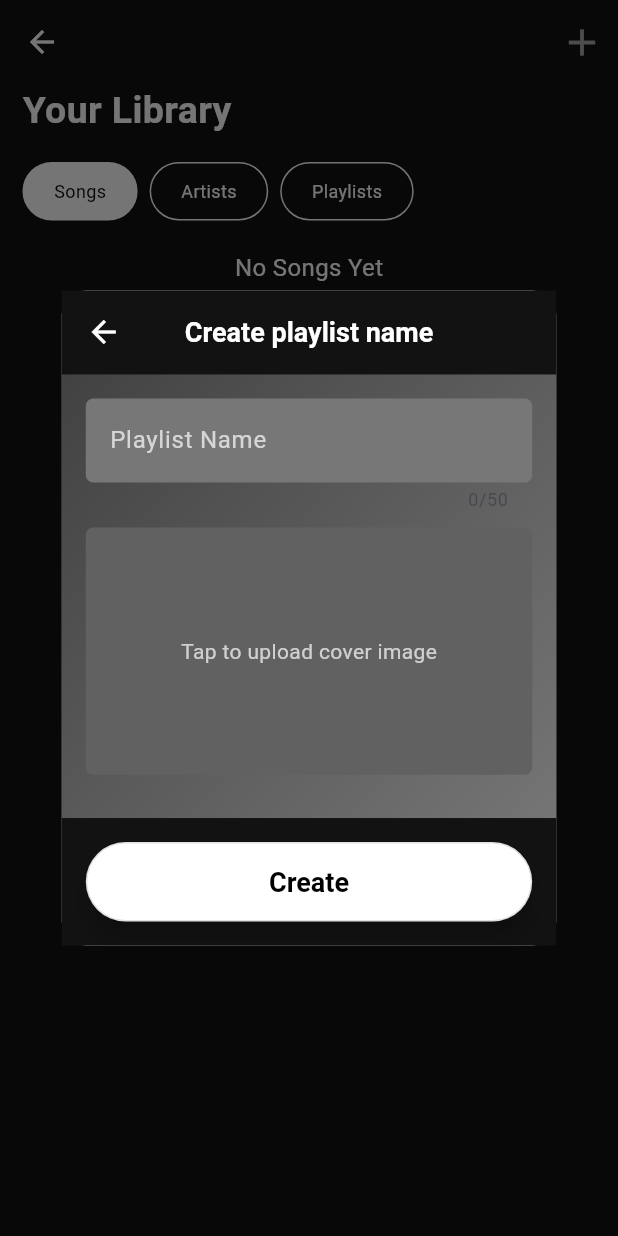
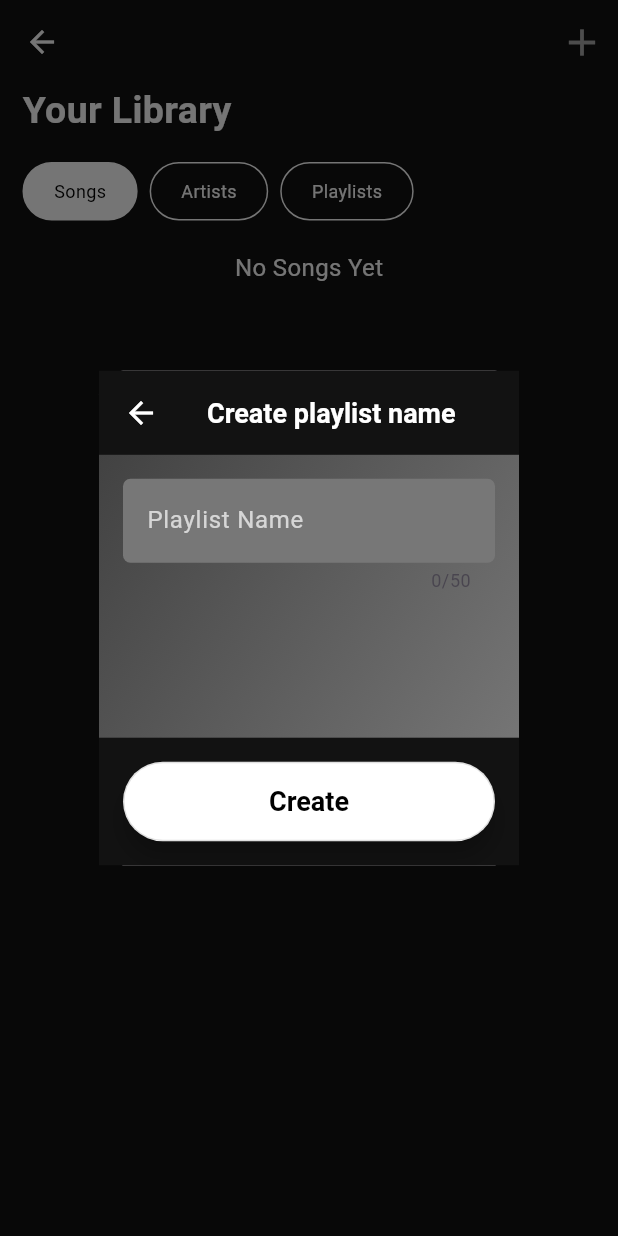
Before and after one commit to cassandraeunice/flutter-activity, a Flutter app: the LibraryPage screen opened directly, after a tap on the "add" icon, on a phone screen of 412 x 824 dp. Run offline on Flutter 3.47's test engine with Material 3 defaults, Android fonts, the phone set to English and light mode, and no system bars; our stand-ins replace audioplayers, cloud_firestore, file_picker, firebase_auth, firebase_core, image_picker; accounts and stored records are empty.

Commit message:
modal nyo

```diff
--- a/lib/pages/create_playlist.dart
+++ b/lib/pages/create_playlist.dart
@@ -170,34 +170,34 @@ class _CreatePlaylistState extends State<CreatePlaylist> {
                 ),
               ),
             ),
-            SizedBox(height: 10),
-            GestureDetector(
-              onTap: _pickImage,
-              child: Container(
-                height: MediaQuery.of(context).size.height * 0.2,
-                width: MediaQuery.of(context).size.width * 0.8,
-                decoration: BoxDecoration(
-                  color: Colors.grey[700],
-                  borderRadius: BorderRadius.circular(5),
-                  image: _pickedFile != null
-                      ? DecorationImage(
-                    fit: BoxFit.cover,
-                    image: kIsWeb
-                        ? NetworkImage(_pickedFile!.path) // Display blob for web preview
-                        : FileImage(File(_pickedFile!.path)), // Display local file for mobile preview
-                  )
-                      : null,
-                ),
-                child: _pickedFile == null
-                    ? Center(
-                  child: Text(
-                    "Tap to upload cover image",
-                    style: TextStyle(color: Colors.white70),
-                  ),
-                )
-                    : null,
-              ),
-            ),
+            // SizedBox(height: 10),
+            // GestureDetector(
+            //   onTap: _pickImage,
+            //   child: Container(
+            //     height: MediaQuery.of(context).size.height * 0.2,
+            //     width: MediaQuery.of(context).size.width * 0.8,
+            //     decoration: BoxDecoration(
+            //       color: Colors.grey[700],
+            //       borderRadius: BorderRadius.circular(5),
+            //       image: _pickedFile != null
+            //           ? DecorationImage(
+            //         fit: BoxFit.cover,
+            //         image: kIsWeb
+            //             ? NetworkImage(_pickedFile!.path) // Display blob for web preview
+            //             : FileImage(File(_pickedFile!.path)), // Display local file for mobile preview
+            //       )
+            //           : null,
+            //     ),
+            //     child: _pickedFile == null
+            //         ? Center(
+            //       child: Text(
+            //         "Tap to upload cover image",
+            //         style: TextStyle(color: Colors.white70),
+            //       ),
+            //     )
+            //         : null,
+            //   ),
+            // ),
             SizedBox(height: 5),
             if (_errors.isNotEmpty)
               Column(
--- a/lib/pages/library.dart
+++ b/lib/pages/library.dart
@@ -171,8 +171,8 @@ class _LibraryPageState extends State<LibraryPage> {
                       borderRadius: BorderRadius.circular(16.0),
                     ),
                     child: Container(
-                      width: MediaQuery.of(context).size.width * 0.8,
-                      height: MediaQuery.of(context).size.height * 0.53,
+                      width: MediaQuery.of(context).size.width * 0.30,
+                      height: MediaQuery.of(context).size.height * 0.40,
                       child: CreatePlaylist(),
                     ),
                   );
@@ -464,8 +464,8 @@ class _LibraryPageState extends State<LibraryPage> {
                           borderRadius: BorderRadius.circular(16.0),
                         ),
                         child: Container(
-                          width: MediaQuery.of(context).size.width * 0.8,
-                          height: MediaQuery.of(context).size.height * 0.53,
+                          width: MediaQuery.of(context).size.width * 0.30,
+                          height: MediaQuery.of(context).size.height * 0.40,
                           child: EditPlaylist(
                             initialName: playlist['name'] ?? '',
                             initialImagePath: playlist['image'],
--- a/lib/pages/playlist.dart
+++ b/lib/pages/playlist.dart
@@ -429,8 +429,8 @@ class _PlaylistPageState extends State<PlaylistPage> {
             borderRadius: BorderRadius.circular(16.0),
           ),
           child: Container(
-            width: MediaQuery.of(context).size.width * 0.8,
-            height: MediaQuery.of(context).size.height * 0.53,
+            width: MediaQuery.of(context).size.width * 0.30,
+            height: MediaQuery.of(context).size.height * 0.40,
             child: EditPlaylist(
               initialName: _updatedPlaylistName ?? widget.playlistName,
               initialImagePath: widget.playlistImage,
```
Also changed, not shown: lib/pages/edit_playlist.dart (+31 -31 lines).
